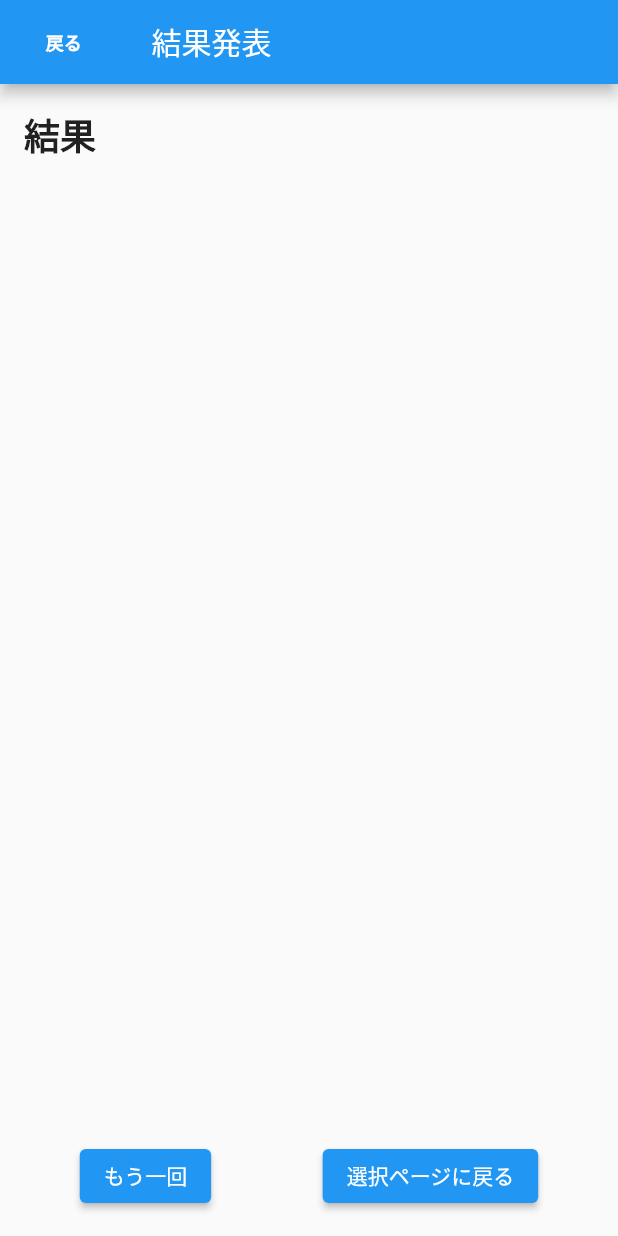
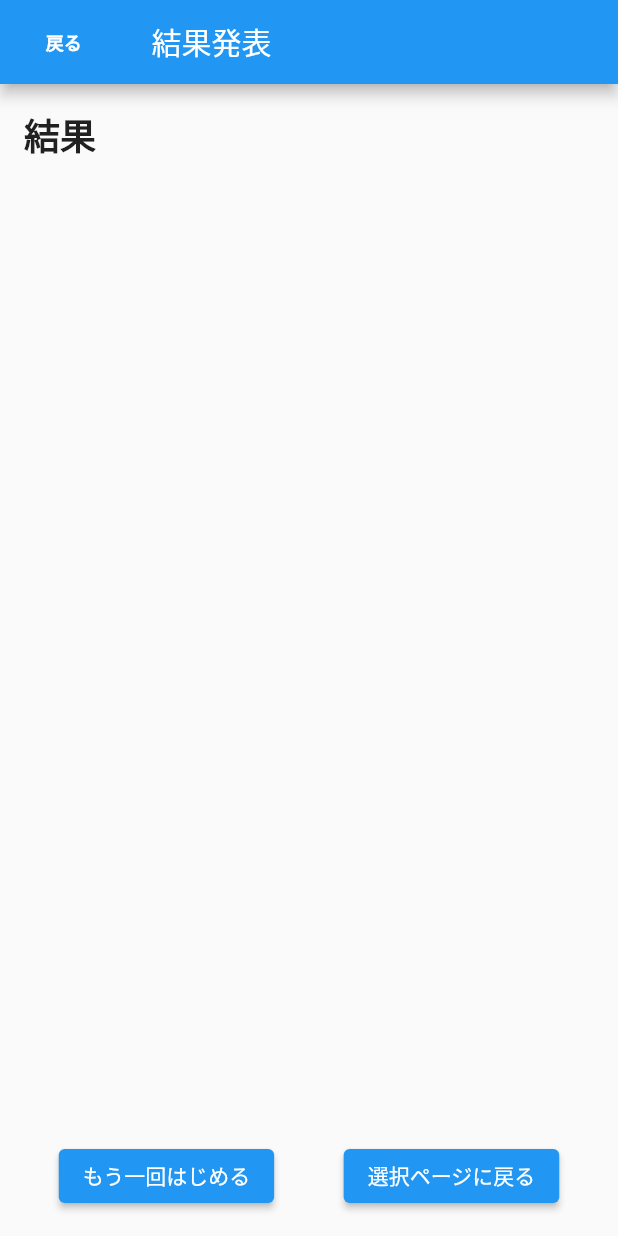
Before and after one commit to oyu25/sotuken-master, a Flutter app: the ResultScreen screen opened directly with empty values, on a phone screen of 412 x 824 dp. Run offline on Flutter 3.47's test engine with Material 2 defaults, Android fonts, the light colour scheme and no system bars.

Commit message:
最低限完成

```diff
--- a/lib/home_page.dart
+++ b/lib/home_page.dart
@@ -6,6 +6,10 @@
   @override
   Widget build(BuildContext context) {
     return Scaffold(
+      appBar: AppBar(
+        title: Text('みやぎ方言'),
+        leadingWidth: 85,  //leadingWidthを設定する
+      ),
       body: GestureDetector(
         onTap: () {
           Navigator.push(
--- a/lib/result_screen.dart
+++ b/lib/result_screen.dart
@@ -98,7 +98,7 @@
               children: [
                 ElevatedButton(
                   onPressed: retryQuiz,
-                  child: Text('もう一回'),
+                  child: Text('もう一回はじめる'),
                 ),
                 ElevatedButton(
                   onPressed: goToHome,
```
